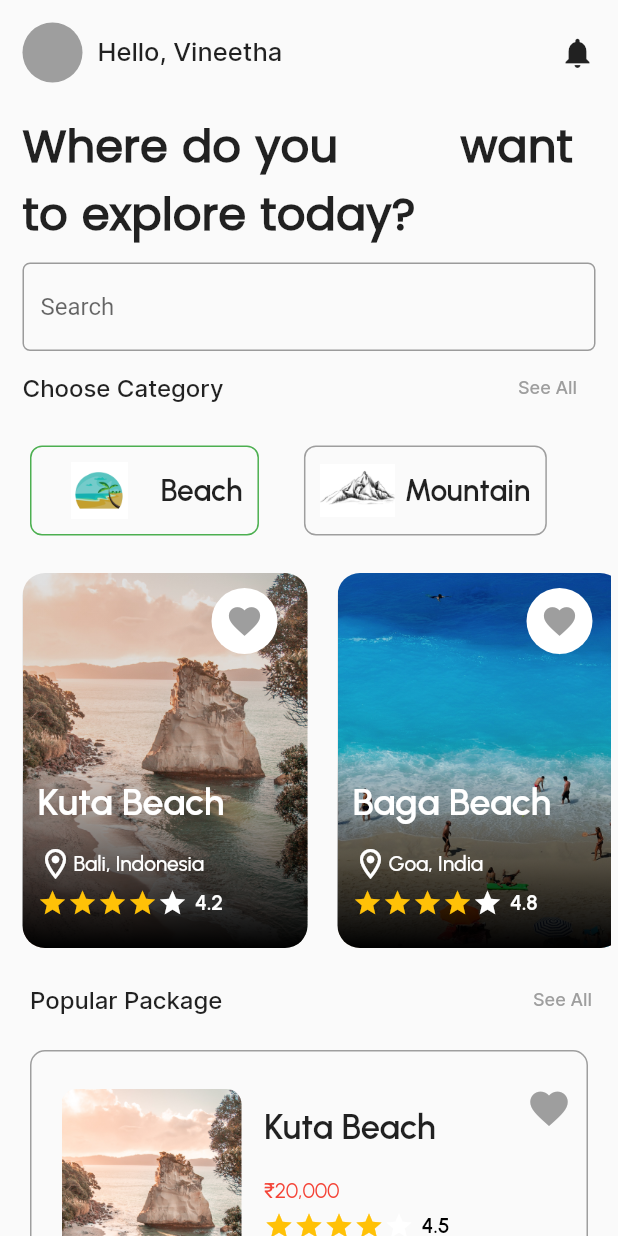
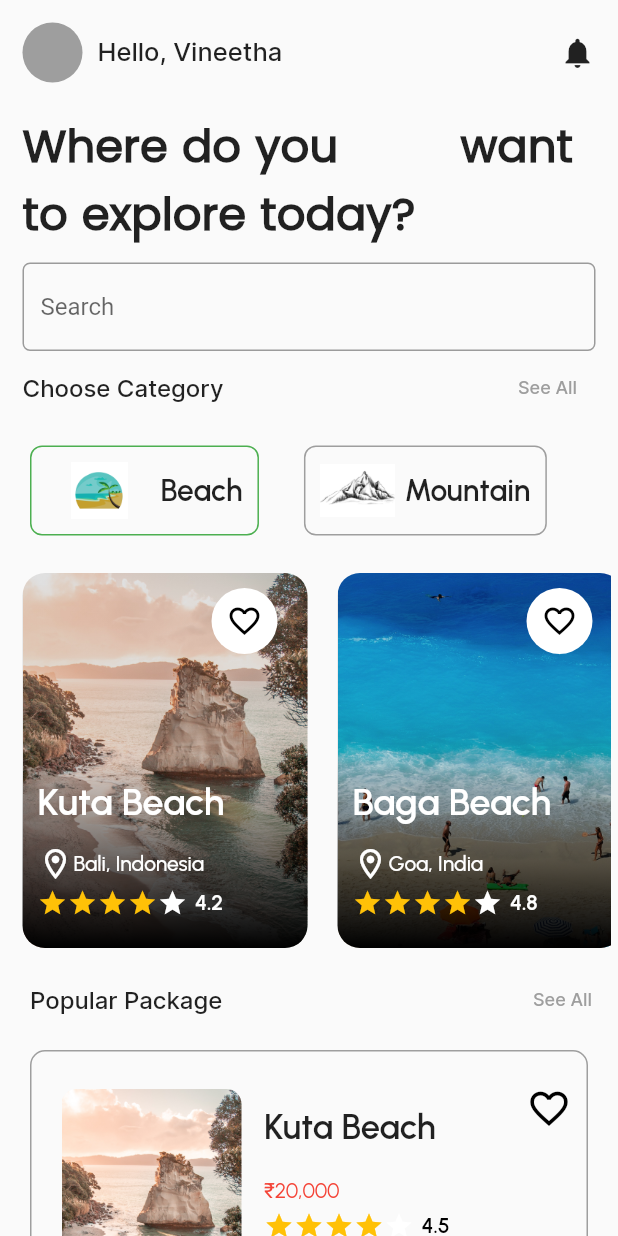
Before and after one commit to Sarvesh-10/travel_app, a Flutter app: the screen it shows after launch, on a phone screen of 412 x 824 dp. Run offline on Flutter 3.47's test engine with Material 2 defaults, Android fonts, the light colour scheme and no system bars; drawn by our look-alikes of flutter_rating_bar, like_button; our stand-ins replace page_transition.

Commit message:
Managed State Using Provider

```diff
--- a/lib/Constants/list_of_categories.dart
+++ b/lib/Constants/list_of_categories.dart
@@ -1,8 +1,13 @@
-import 'package:flutter/foundation.dart';
+import 'dart:collection';
+
 import 'package:flutter/widgets.dart';
 import 'package:travel_app/model/category.dart';
+import 'package:provider/provider.dart';
 
-List<VacationCategory> listOfCategory = [
+
+
+class CategoryData extends ChangeNotifier {
+  final List<VacationCategory> _listOfCategory = [
     VacationCategory(
       categoryType: 'Beach',
       image: Image.asset(
@@ -19,6 +24,18 @@ List<VacationCategory> listOfCategory = [
           height: 70,
           width: 50,
         ),
-      isSelected:  false
-      )
+        isSelected: false)
   ];
+
+  List get list {
+    return UnmodifiableListView(_listOfCategory);
+  }
+
+  void toggleDone(VacationCategory cat) {
+    _listOfCategory.forEach((element) {
+      element.isSelected = false;
+    });
+    cat.toggleIsSelected();
+    notifyListeners();
+  }
+}
--- a/lib/Constants/list_of_destination.dart
+++ b/lib/Constants/list_of_destination.dart
@@ -1,3 +1,5 @@
+import 'dart:collection';
+
 import 'package:flutter/material.dart';
 import 'package:travel_app/model/destination.dart';
 
@@ -21,3 +23,37 @@ List<Destination> list_of_dests = [
       isHearted: false,
       filePath: 'images/AjanthaBeach.png')
 ];
+
+class DestinationData extends ChangeNotifier {
+  final List<Destination> _list_of_dests = [
+    Destination(
+        name: 'Kuta Beach',
+        location: 'Bali, Indonesia',
+        rating: 4.2,
+        isHearted: false,
+        filePath: "images/KutaBeach.png"),
+    Destination(
+        name: 'Baga Beach',
+        location: 'Goa, India',
+        rating: 4.8,
+        isHearted: false,
+        filePath: "images/BagaBeach.png"),
+    Destination(
+        name: 'Ajantha Beach',
+        location: 'Goa India',
+        rating: 4.8,
+        isHearted: false,
+        filePath: 'images/AjanthaBeach.png')
+  ];
+
+  List get ListOfDest {
+    return UnmodifiableListView(_list_of_dests);
+  }
+
+  toggleIsHeart(Destination dest) {
+    dest.toggleisHearted();
+    notifyListeners();
+  }
+
+  bool isHearted(Destination dest) => dest.isHearted;
+}
--- a/lib/Constants/list_of_packages.dart
+++ b/lib/Constants/list_of_packages.dart
@@ -1,3 +1,5 @@
+import 'dart:collection';
+
 import 'package:flutter/material.dart';
 import 'package:travel_app/model/package.dart';
 
@@ -19,3 +21,35 @@ List<Package> listOfPackages = [
       isHearted: false,
       imageFilePath: "images/BagaBeach.png")
 ];
+
+class PackageData extends ChangeNotifier {
+  final List<Package> _listOfPackages = [
+    Package(
+        placeName: 'Kuta Beach',
+        price: "20,000",
+        rating: 4.5,
+        description:
+            "A Resort is a place used for vacation or a day for relaxation",
+        isHearted: false,
+        imageFilePath: "images/KutaBeach.png"),
+    Package(
+        placeName: 'Baga Beach',
+        price: "15,000",
+        rating: 4.5,
+        description:
+            "A Resort is a place used for vacation or a day for relaxation",
+        isHearted: false,
+        imageFilePath: "images/BagaBeach.png")
+  ];
+
+  List get packages {
+    return UnmodifiableListView(_listOfPackages);
+  }
+
+  toggleIsHeart(Package package) {
+    package.toggleIsHearted();
+    notifyListeners();
+  }
+
+  bool isHearted(Package pack) => pack.isHearted;
+}
--- a/lib/main.dart
+++ b/lib/main.dart
@@ -1,5 +1,8 @@
 import 'package:flutter/material.dart';
+import 'package:provider/provider.dart';
 import 'package:travel_app/Constants/custom_text_styles.dart';
+import 'package:travel_app/Constants/list_of_categories.dart';
+import 'package:travel_app/Constants/list_of_destination.dart';
 
 import 'package:travel_app/Constants/list_of_packages.dart';
 
@@ -18,12 +21,25 @@ class MyApp extends StatelessWidget {
 
   @override
   Widget build(BuildContext context) {
-    return MaterialApp(
+    return MultiProvider(
+      providers: [
+        ChangeNotifierProvider(create: (context) {
+          return CategoryData();
+        }),
+        ChangeNotifierProvider(create: (context) {
+          return DestinationData();
+        }),
+        ChangeNotifierProvider(create: (context) {
+          return PackageData();
+        })
+      ],
+      child: MaterialApp(
         title: 'Travel App',
         theme: ThemeData(
           primarySwatch: Colors.blue,
         ),
         home: const MyHomePage(title: 'Travel Home Page'),
+      ),
     );
   }
 }
@@ -121,17 +137,13 @@ class _MyHomePageState extends State<MyHomePage> {
                 ),
               ),
               CategoryListView(),
-
               DestinationListView(),
               Row(
                 mainAxisAlignment: MainAxisAlignment.spaceBetween,
                 children: [
                   Padding(
                     padding: const EdgeInsets.symmetric(horizontal: 15),
-                    child: Text(
-                      "Popular Package",
-                      style: subHeadingTextStyle
-                    ),
+                    child: Text("Popular Package", style: subHeadingTextStyle),
                   ),
                   TextButton(
                       onPressed: () {},
@@ -141,7 +153,6 @@ class _MyHomePageState extends State<MyHomePage> {
                       ))
                 ],
               ),
-
               Column(
                 children: [
                   PackageTile(package: listOfPackages[0]),
@@ -156,10 +167,6 @@ class _MyHomePageState extends State<MyHomePage> {
   }
 }
 
-
-
-
-
 // child: GestureDetector(
 //   onTap: () {},
 //   child: CircleAvatar(
@@ -172,7 +179,6 @@ class _MyHomePageState extends State<MyHomePage> {
 //   ),
 // ),
 
-
 //  PageTransition(
 //           type: PageTransitionType.fade,
 //           child: BookingScreen(
--- a/lib/model/category.dart
+++ b/lib/model/category.dart
@@ -3,6 +3,12 @@ import 'package:flutter/material.dart';
 class VacationCategory {
   final String categoryType;
   final Image image;
-   bool? isSelected;
-  VacationCategory({required this.categoryType, required this.image, this.isSelected = false});
+  bool? isSelected;
+  VacationCategory(
+      {required this.categoryType,
+      required this.image,
+      this.isSelected = false});
+  void toggleIsSelected() {
+    isSelected = !isSelected!;
+  }
 }
--- a/lib/model/destination.dart
+++ b/lib/model/destination.dart
@@ -3,7 +3,7 @@ class Destination {
   final String location;
 
   final double rating;
-  final bool isHearted;
+  bool isHearted = false;
   final String Description =
       "One of the most happening beach where you will find water sports, fine dining restaurants,bars and clubs. Situated in North Goa Beach is bordered by Colongule and Anjuna Beaches";
 
@@ -14,4 +14,8 @@ class Destination {
       required this.rating,
       required this.isHearted,
       required this.filePath});
+
+  toggleisHearted() {
+    isHearted = !isHearted;
+  }
 }
--- a/lib/model/package.dart
+++ b/lib/model/package.dart
@@ -9,7 +9,7 @@ class Package {
 
   final double rating;
   final String description;
-  final bool isHearted;
+  bool isHearted = false;
   final String imageFilePath;
   Package(
       {required this.placeName,
@@ -18,6 +18,10 @@ class Package {
       required this.description,
       required this.isHearted,
       required this.imageFilePath});
+
+  toggleIsHearted() {
+    isHearted = !isHearted;
+  }
 }
 
 
--- a/lib/widgets/category_widgets.dart
+++ b/lib/widgets/category_widgets.dart
@@ -1,8 +1,9 @@
-
 import 'package:flutter/material.dart';
+import 'package:provider/provider.dart';
 
 import '../Constants/list_of_categories.dart';
 import '../model/category.dart';
+
 class CategoryListView extends StatelessWidget {
   const CategoryListView({super.key});
 
@@ -11,11 +12,11 @@ class CategoryListView extends StatelessWidget {
     return Container(
       height: 90,
       child: ListView.builder(
-          itemCount: listOfCategory.length,
+          itemCount: Provider.of<CategoryData>(context).list.length,
           scrollDirection: Axis.horizontal,
           itemBuilder: (context, index) {
             return CategoryTile(
-              category: listOfCategory[index],
+              category: Provider.of<CategoryData>(context).list[index],
             );
           }),
     );
@@ -37,8 +38,11 @@ class CategoryTile extends StatelessWidget {
               color: category.isSelected! ? Colors.green : Colors.grey),
           borderRadius: BorderRadius.circular(8)),
       height: 90,
-      child: InkWell(
-        onTap: () {},
+      child: GestureDetector(
+        onTap: () {
+          Provider.of<CategoryData>(context, listen: false)
+              .toggleDone(category);
+        },
         child: Row(
           mainAxisAlignment: MainAxisAlignment.center,
           children: [
--- a/lib/widgets/destination_widgets.dart
+++ b/lib/widgets/destination_widgets.dart
@@ -2,6 +2,7 @@ import 'package:flutter/material.dart';
 import 'package:flutter_rating_bar/flutter_rating_bar.dart';
 import 'package:like_button/like_button.dart';
 import 'package:page_transition/page_transition.dart';
+import 'package:provider/provider.dart';
 import 'package:travel_app/widgets/rating_widget.dart';
 
 import '../Constants/list_of_categories.dart';
@@ -19,12 +20,11 @@ class DestinationListView extends StatelessWidget {
       height: 270,
       child: ListView.builder(
           physics: BouncingScrollPhysics(),
-          itemCount: list_of_dests.length,
+          itemCount: Provider.of<DestinationData>(context).ListOfDest.length,
           scrollDirection: Axis.horizontal,
           itemBuilder: (context, index) {
             return DestinationTile(
-              dest: list_of_dests[index],
-            );
+                dest: Provider.of<DestinationData>(context).ListOfDest[index]);
           }),
     );
   }
@@ -101,18 +101,28 @@ class DestinationTile extends StatelessWidget {
                   Padding(
                     padding:
                         const EdgeInsets.only(bottom: 20, left: 10, right: 10),
-                    child: Rating_Widget(dest: dest,color: Colors.white,),
+                    child: Rating_Widget(
+                      dest: dest,
+                      color: Colors.white,
+                    ),
                   ),
                 ]),
           ),
           Positioned(
             right: 20,
             top: 10,
-            child: CircleAvatar(
-              backgroundColor: Colors.white,
-              radius: 22,
-              child: LikeButton(
-                size: 25,
+            child: GestureDetector(
+              onTap: () {
+                Provider.of<DestinationData>(context, listen: false)
+                    .toggleIsHeart(dest);
+              },
+              child: CircleAvatar(
+                backgroundColor: Colors.white,
+                radius: 22,
+                child: Icon(
+                  dest.isHearted?Icons.favorite:Icons.favorite_border_outlined,
+                  color: dest.isHearted ? Colors.red : Colors.black,
+                ),
               ),
             ),
           )
--- a/lib/widgets/package_widgets.dart
+++ b/lib/widgets/package_widgets.dart
@@ -1,5 +1,6 @@
 import 'package:flutter/material.dart';
 import 'package:like_button/like_button.dart';
+import 'package:provider/provider.dart';
 import 'package:travel_app/widgets/rating_widget.dart';
 import '../Constants/list_of_packages.dart';
 import '../model/package.dart';
@@ -15,10 +16,10 @@ class PackageListView extends StatelessWidget {
         physics: BouncingScrollPhysics(),
         itemBuilder: (context, index) {
           return PackageTile(
-            package: listOfPackages[index],
+            package: Provider.of<PackageData>(context).packages[index],
           );
         },
-        itemCount: listOfPackages.length,
+        itemCount: Provider.of<PackageData>(context).packages.length,
       ),
     );
   }
@@ -109,9 +110,17 @@ class PackageTile extends StatelessWidget {
             ),
             Padding(
               padding: const EdgeInsets.symmetric(vertical: 8),
-              child: LikeButton(
-                crossAxisAlignment: CrossAxisAlignment.center,
-                size: 30,
+              child: GestureDetector(
+                onTap: () {
+                  Provider.of<PackageData>(context,listen: false).toggleIsHeart(package);
+                },
+                child: Icon(
+                  package.isHearted
+                      ? Icons.favorite
+                      : Icons.favorite_border_outlined,
+                  color: Provider.of<PackageData>(context).isHearted(package) ? Colors.red : Colors.black,
+                  size: 30,
+                ),
               ),
             )
           ],
--- a/pubspec.yaml
+++ b/pubspec.yaml
@@ -38,6 +38,7 @@ dependencies:
   flutter_rating_bar: ^4.0.1
   like_button: ^2.0.5
   page_transition: ^2.0.9
+  provider: ^6.0.5
 
 dev_dependencies:
   flutter_test:
```
Also changed, not shown: lib/Screens/booking_screen.dart (+19 -7 lines), pubspec.lock. Lines whose indentation alone changed are shown as unchanged.
